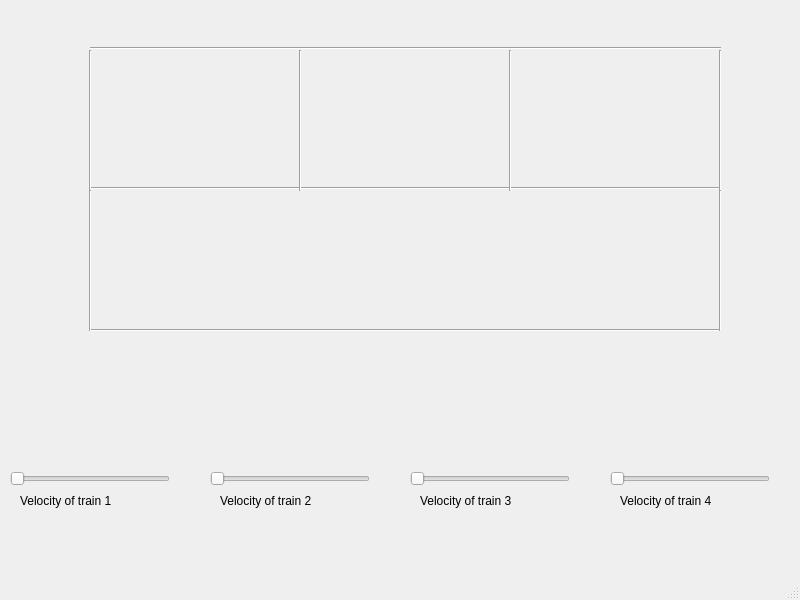
Old version of the form TrainProject/mainwindow.ui in the repository Cogitus/little-train-threads.
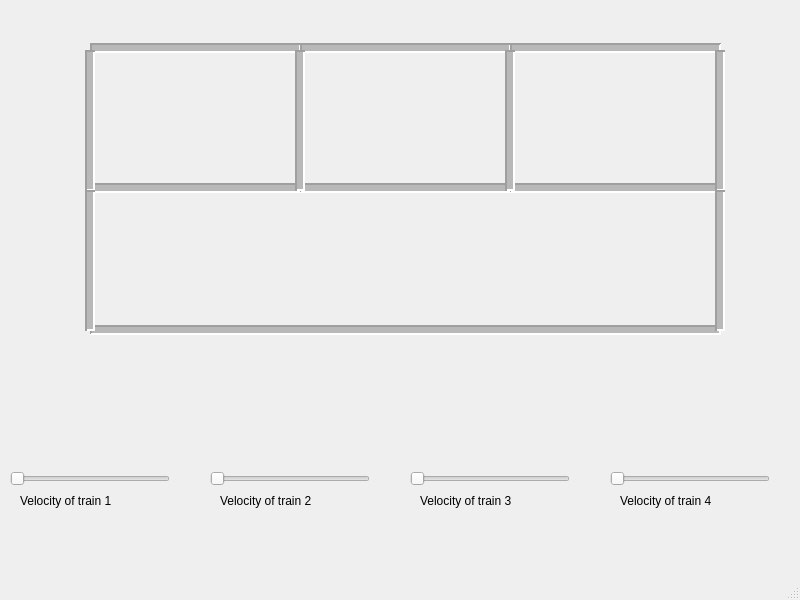
New version of the form.

What changed in the file:
```diff
--- a/TrainProject/mainwindow.ui
+++ b/TrainProject/mainwindow.ui
@@ -13,6 +13,9 @@
   <property name="windowTitle">
    <string>MainWindow</string>
   </property>
+  <property name="styleSheet">
+   <string notr="true"/>
+  </property>
   <widget class="QWidget" name="centralwidget">
    <widget class="QSlider" name="train1HorizontalSlider">
     <property name="geometry">
@@ -127,6 +130,12 @@
       <height>16</height>
      </rect>
     </property>
+    <property name="lineWidth">
+     <number>2</number>
+    </property>
+    <property name="midLineWidth">
+     <number>6</number>
+    </property>
     <property name="orientation">
      <enum>Qt::Horizontal</enum>
     </property>
@@ -140,6 +149,12 @@
       <height>16</height>
      </rect>
     </property>
+    <property name="lineWidth">
+     <number>2</number>
+    </property>
+    <property name="midLineWidth">
+     <number>6</number>
+    </property>
     <property name="orientation">
      <enum>Qt::Horizontal</enum>
     </property>
@@ -153,6 +168,12 @@
       <height>16</height>
      </rect>
     </property>
+    <property name="lineWidth">
+     <number>2</number>
+    </property>
+    <property name="midLineWidth">
+     <number>6</number>
+    </property>
     <property name="orientation">
      <enum>Qt::Horizontal</enum>
     </property>
@@ -166,6 +187,18 @@
       <height>16</height>
      </rect>
     </property>
+    <property name="autoFillBackground">
+     <bool>false</bool>
+    </property>
+    <property name="styleSheet">
+     <string notr="true"/>
+    </property>
+    <property name="lineWidth">
+     <number>2</number>
+    </property>
+    <property name="midLineWidth">
+     <number>6</number>
+    </property>
     <property name="orientation">
      <enum>Qt::Horizontal</enum>
     </property>
@@ -179,6 +212,12 @@
       <height>16</height>
      </rect>
     </property>
+    <property name="lineWidth">
+     <number>2</number>
+    </property>
+    <property name="midLineWidth">
+     <number>6</number>
+    </property>
     <property name="orientation">
      <enum>Qt::Horizontal</enum>
     </property>
@@ -192,6 +231,12 @@
       <height>16</height>
      </rect>
     </property>
+    <property name="lineWidth">
+     <number>2</number>
+    </property>
+    <property name="midLineWidth">
+     <number>6</number>
+    </property>
     <property name="orientation">
      <enum>Qt::Horizontal</enum>
     </property>
@@ -205,6 +250,12 @@
       <height>20</height>
      </rect>
     </property>
+    <property name="lineWidth">
+     <number>2</number>
+    </property>
+    <property name="midLineWidth">
+     <number>6</number>
+    </property>
     <property name="orientation">
      <enum>Qt::Horizontal</enum>
     </property>
@@ -218,6 +269,12 @@
       <height>141</height>
      </rect>
     </property>
+    <property name="lineWidth">
+     <number>2</number>
+    </property>
+    <property name="midLineWidth">
+     <number>6</number>
+    </property>
     <property name="orientation">
      <enum>Qt::Vertical</enum>
     </property>
@@ -231,6 +288,12 @@
       <height>141</height>
      </rect>
     </property>
+    <property name="lineWidth">
+     <number>2</number>
+    </property>
+    <property name="midLineWidth">
+     <number>6</number>
+    </property>
     <property name="orientation">
      <enum>Qt::Vertical</enum>
     </property>
@@ -244,6 +307,12 @@
       <height>141</height>
      </rect>
     </property>
+    <property name="lineWidth">
+     <number>2</number>
+    </property>
+    <property name="midLineWidth">
+     <number>6</number>
+    </property>
     <property name="orientation">
      <enum>Qt::Vertical</enum>
     </property>
@@ -257,6 +326,12 @@
       <height>141</height>
      </rect>
     </property>
+    <property name="lineWidth">
+     <number>2</number>
+    </property>
+    <property name="midLineWidth">
+     <number>6</number>
+    </property>
     <property name="orientation">
      <enum>Qt::Vertical</enum>
     </property>
@@ -270,6 +345,12 @@
       <height>141</height>
      </rect>
     </property>
+    <property name="lineWidth">
+     <number>2</number>
+    </property>
+    <property name="midLineWidth">
+     <number>6</number>
+    </property>
     <property name="orientation">
      <enum>Qt::Vertical</enum>
     </property>
@@ -283,6 +364,12 @@
       <height>141</height>
      </rect>
     </property>
+    <property name="lineWidth">
+     <number>2</number>
+    </property>
+    <property name="midLineWidth">
+     <number>6</number>
+    </property>
     <property name="orientation">
      <enum>Qt::Vertical</enum>
     </property>
```
Left out of the diff: 2 changed lines with no effect on the pictures.
